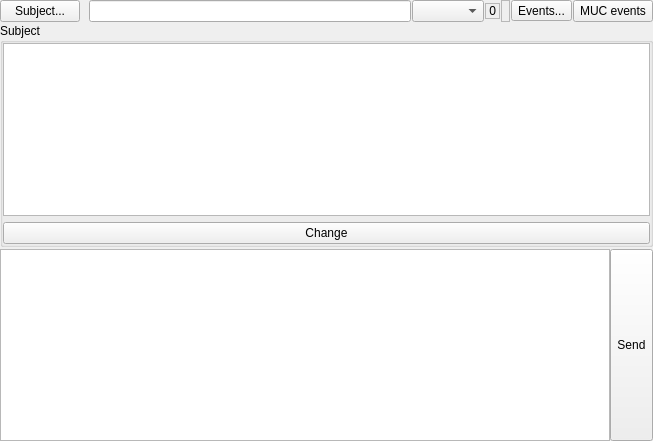
0xd34df00d/leechcraft, file src/plugins/azoth/chattab.ui: the form before one commit.
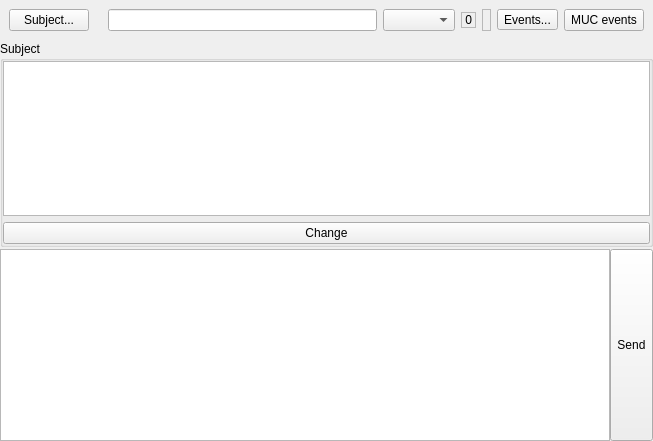
The form after the commit. Custom widgets are drawn as their Qt base class.

Commit message: Azoth: Option for hiding info bar if it's not needed

Diff of the .ui file:
```diff
--- a/src/plugins/azoth/chattab.ui
+++ b/src/plugins/azoth/chattab.ui
@@ -21,6 +21,7 @@
     <number>0</number>
    </property>
    <item>
+    <widget class="QWidget" name="InfoBar_" native="true">
     <layout class="QHBoxLayout" name="horizontalLayout">
      <item>
       <widget class="QPushButton" name="SubjectButton_">
@@ -133,6 +134,7 @@
       </widget>
      </item>
     </layout>
+    </widget>
    </item>
    <item>
     <widget class="QGroupBox" name="SubjBox_">
```
Lines whose indentation alone changed are shown as unchanged. The commit also changes 7 other files.
